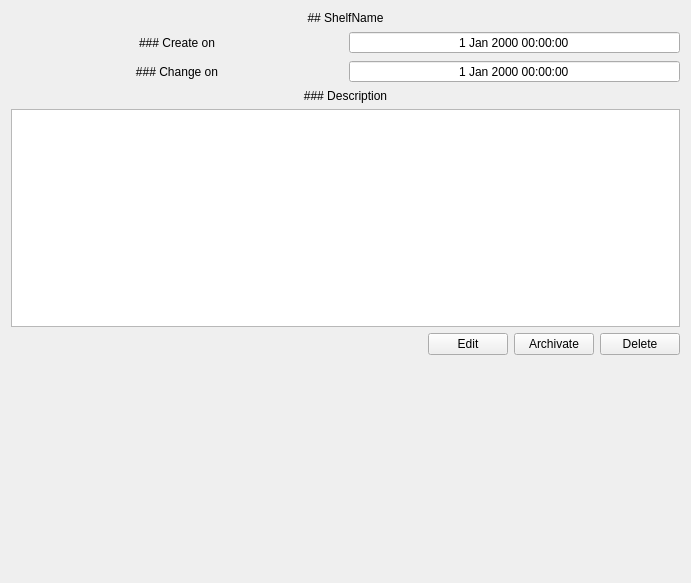
Before: the Qt Designer form ui_templates/files/shelf_info_page.ui in IliaSuponeff/QWhiteBoard, drawn with Qt 5.
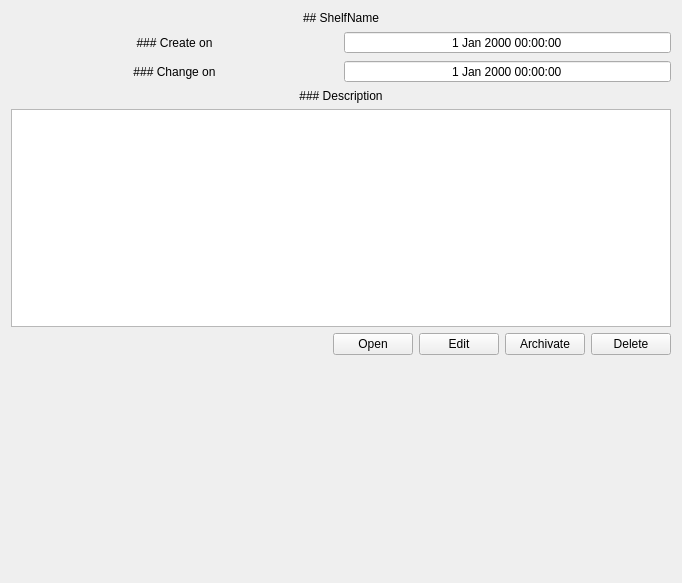
After: the same form once the commit is applied.

Patch:
```diff
--- a/ui_templates/files/shelf_info_page.ui
+++ b/ui_templates/files/shelf_info_page.ui
@@ -6,7 +6,7 @@
    <rect>
     <x>0</x>
     <y>0</y>
-    <width>691</width>
+    <width>682</width>
     <height>583</height>
    </rect>
   </property>
@@ -145,6 +145,16 @@
        </property>
       </spacer>
      </item>
+     <item>
+      <widget class="QPushButton" name="open_shelf_btn">
+       <property name="text">
+        <string>Open</string>
+       </property>
+       <property name="shortcut">
+        <string/>
+       </property>
+      </widget>
+     </item>
      <item>
       <widget class="QPushButton" name="edit_shelf_btn">
        <property name="text">
```
